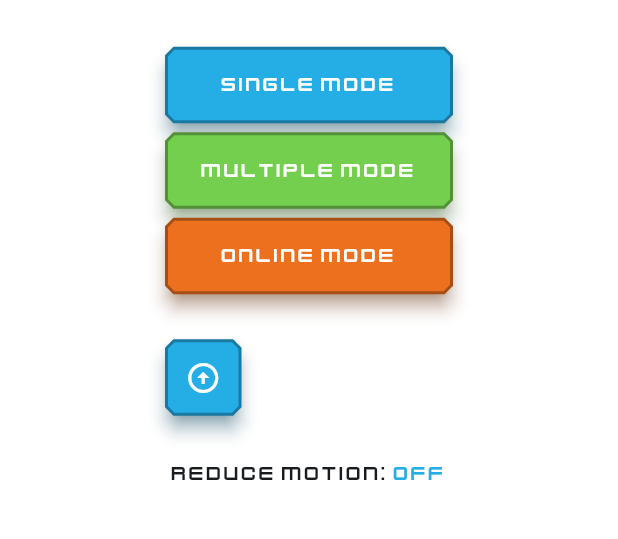
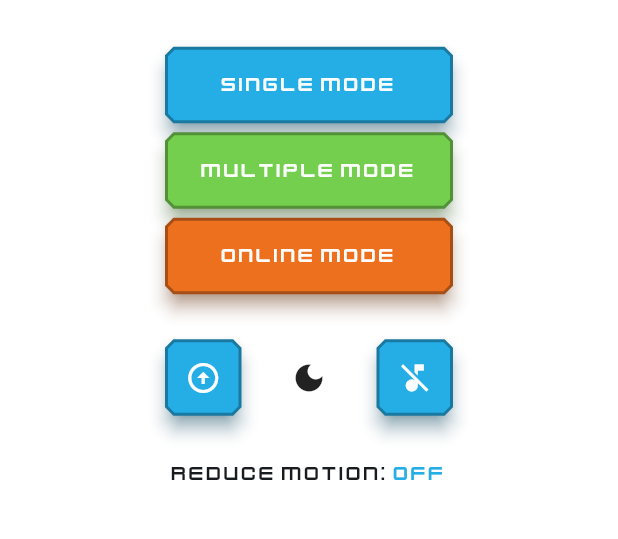
Before and after one commit to sonuos1501/slidepuzzle, a Flutter app: the screen it shows after launch, on a phone screen of 412 x 824 dp, the part 380-919 px from its top. Run offline on Flutter 3.47's test engine with Material 2 defaults, Android fonts, the light colour scheme and no system bars; our stand-ins replace flex_color_scheme, flutter_hooks, flutter_riverpod, flutter_styled_toast, gap, go_router and 5 more; missing offline and left inert: flutter_portal; accounts and stored records are empty.

Commit message:
theme settings bar

```diff
--- a/lib/src/features/home/widgets/theme_setting_bar.dart
+++ b/lib/src/features/home/widgets/theme_setting_bar.dart
@@ -23,6 +23,7 @@ class ThemeSettingBar extends HookConsumerWidget {
 
     final isDarkMode = ref.watch(
         appSettingControllerProvider.select((value) => value.isDarkTheme));
+    final appSettingController = ref.watch(appSettingControllerProvider);
     final playboardInfoController =
         ref.watch(playboardInfoControllerProvider.notifier);
     final playboardDefaultColor = ref
@@ -114,6 +115,32 @@ class ThemeSettingBar extends HookConsumerWidget {
                       : const Icon(Icons.arrow_circle_down_outlined),
                 ),
               ),
+              SizedBox(
+                width: 49,
+                height: 49,
+                child: IconButton(
+                  onPressed: () =>
+                      appSettingController.isDarkTheme = !isDarkMode,
+                  icon: AnimatedSwitcher(
+                    duration: const Duration(milliseconds: 3000),
+                    transitionBuilder: (child, animation) => FadeTransition(
+                      opacity: animation,
+                      child: child,
+                    ),
+                    child: isDarkMode
+                        ? const Icon(Icons.light_mode)
+                        : const Icon(Icons.dark_mode),
+                  ),
+                ),
+              ),
+              SlidepuzzleButton(
+                color: playboardDefaultColor,
+                size: ButtonSize.square,
+                onPressed: () => audioController.isMuted = !isMuted,
+                child: isMuted
+                    ? const Icon(Icons.music_off)
+                    : const Icon(Icons.music_note),
+              ),
             ],
           ),
         ),
```
